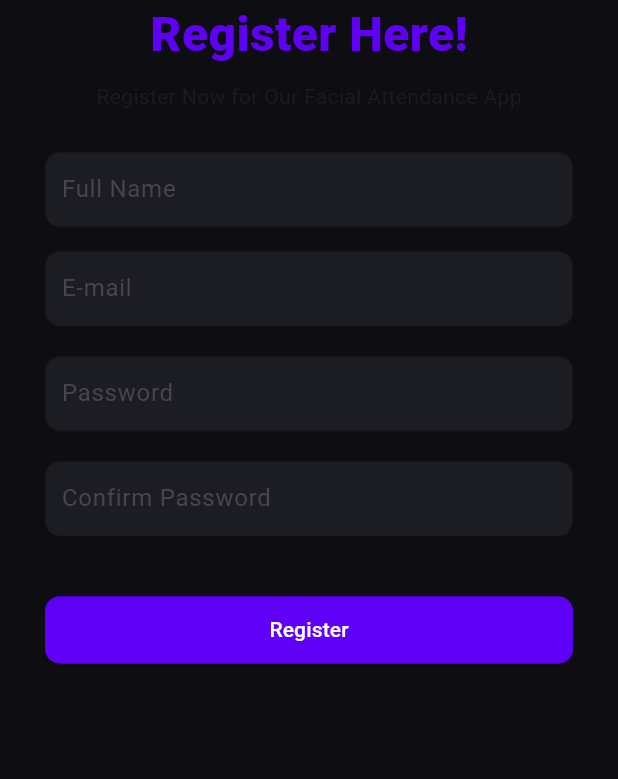
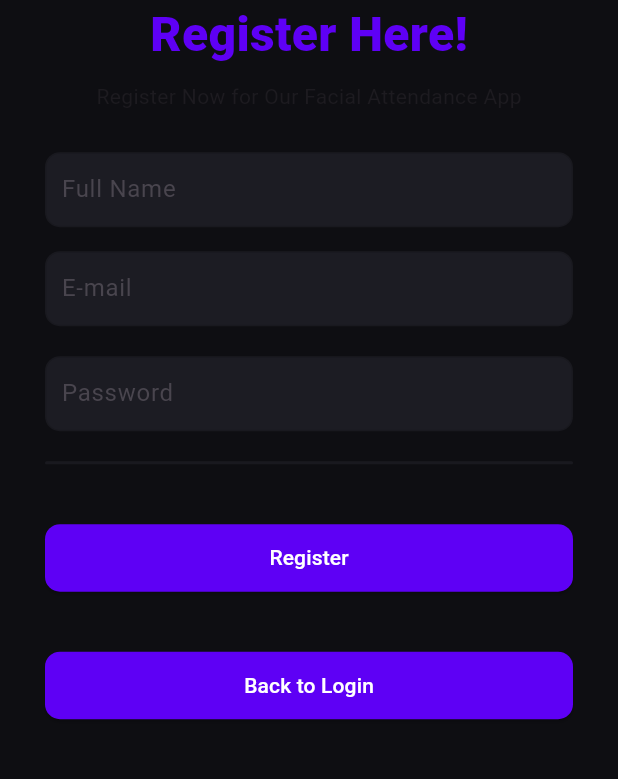
Before and after one commit to OptiParse/OptiparseApp, a Flutter app: the RegistrationPage screen opened by its route, on a phone screen of 412 x 824 dp, the part 412-1191 px from its top. Run offline on Flutter 3.47's test engine with Material 3 defaults, Android fonts, the phone set to English and light mode, and no system bars; our stand-ins replace dotted_border, file_picker, flutter_secure_storage, flutter_spinkit, get, image_picker and 2 more; missing offline and left inert: mrx_charts; accounts and stored records are empty; network calls fail; Roboto replaces fonts that are missing (OpenSans-VariableFont_wdth,wght).

Commit message:
modified:   lib/main.dart 	modified:   lib/pages/firstview.dart 	modified:   lib/pages/loginview.dart 	modified:   lib/pages/registerview.dart 	new file:   lib/secured_storage/mystorage.dart 	new file:   lib/secured_storage/storage_model.dart 	modified:   linux/flutter/generated_plugin_registrant.cc 	modified:   linux/flutter/generated_plugins.cmake 	modified:   macos/Flutter/GeneratedPluginRegistrant.swift 	modified:   pubspec.lock 	modified:   pubspec.yaml 	modified:   windows/flutter/generated_plugin_registrant.cc 	modified:   windows/flutter/generated_plugins.cmake

```diff
--- a/lib/pages/firstview.dart
+++ b/lib/pages/firstview.dart
@@ -63,7 +63,9 @@ class _FirstViewState extends State<FirstView> {
                   ),
                   SecondaryButton(
                     title: "I have an account",
-                    onPressed: () {},
+                    onPressed: () {
+                      Navigator.pushNamed(context,'register') ;
+                    },
                   ),
                 ],
               ),
--- a/lib/pages/registerview.dart
+++ b/lib/pages/registerview.dart
@@ -1,6 +1,9 @@
 import 'package:flutter/material.dart';
 import 'package:optiparse/common/color_extension.dart';
-// import 'package:attendance_app/screens/capturepic.dart';
+import './loginview.dart';
+import 'package:http/http.dart' as http;
+import 'dart:convert';
+import 'package:flutter_spinkit/flutter_spinkit.dart';
 
 // registration page starts
 
@@ -15,24 +18,76 @@ class RegistrationPageState extends State<RegistrationPage> {
   final GlobalKey<FormState> _formKey = GlobalKey<FormState>();
   var size, height, width;
   final TextEditingController _nameController = TextEditingController();
-  final TextEditingController _ageController = TextEditingController();
-  final TextEditingController _positionController = TextEditingController();
-  final TextEditingController _bloodGroupController = TextEditingController();
-  final TextEditingController _employeeIdController = TextEditingController();
+  final TextEditingController _emailController = TextEditingController();
+  final TextEditingController _passwordController = TextEditingController();
+  String _message = '';
+  bool _isLoading = false;
 
-  void _nextPage() async {
-    await Navigator.pushNamed(context, '/picture');
-    Navigator.pushNamed(context, '/login');
-    // if (_formKey.currentState?.validate() ?? false) {
-    //   Navigator.of(context).push(
-    //     MaterialPageRoute(
-    //         builder: (context) => CapturePicPage(cameras: widget.cameras)),
-    //   );
+  void showLoginSuccessAlert(String message) {
+    showDialog(
+      context: context,
+      builder: (BuildContext context) {
+        return AlertDialog(
+          title: const Text('Alert'),
+          content: Text(message),
+          actions: [
+            TextButton(
+              child: const Text('OK'),
+              onPressed: () {
+                if (_message == 'User registered successfully!') {
+                  Navigator.pushReplacement(
+                      context,
+                      MaterialPageRoute(
+                        builder: (context) =>
+                            LoginPage(), // Your login page widget
+                      ));
+                } else {
+                  Navigator.of(context).pop();
+                }
+              },
+            ),
+          ],
+        );
+      },
+    );
   }
 
-  void _submit() {
-    // submission logic here
-    // upload the data and the captured picture
+  Future<void> _register() async {
+    setState(() {
+      _isLoading = true;
+    });
+
+    final String name = _nameController.text;
+    final String password = _passwordController.text;
+    final String email = _emailController.text;
+
+    final response = await http.post(
+      Uri.parse('http://172.23.21.80:3000/api/auth/signup'),
+      headers: <String, String>{
+        'Content-Type': 'application/json; charset=UTF-8',
+      },
+      body: jsonEncode(<String, String>{
+        'name': name,
+        'email': email,
+        'password': password,
+      }),
+    );
+
+    setState(() {
+      _isLoading = false;
+    });
+
+    if (response.statusCode == 200) {
+      setState(() {
+        _message = 'User registered successfully!';
+      });
+    } else {
+      setState(() {
+        _message = 'Registration failed: ${json.decode(response.body)['error']}';
+      });
+    }
+
+    showLoginSuccessAlert(_message);
   }
 
   @override
@@ -40,13 +95,14 @@ class RegistrationPageState extends State<RegistrationPage> {
     size = MediaQuery.of(context).size;
     height = size.height;
     width = size.width;
+
     return Scaffold(
       backgroundColor: TColor.gray,
       body: SafeArea(
-        child: Padding(
-          padding: const EdgeInsets.symmetric(
-            horizontal: 30,
-          ),
+        child: Stack(
+          children: [
+            Padding(
+              padding: const EdgeInsets.symmetric(horizontal: 30),
               child: SingleChildScrollView(
                 child: Column(
                   mainAxisAlignment: MainAxisAlignment.center,
@@ -63,89 +119,70 @@ class RegistrationPageState extends State<RegistrationPage> {
                         fontFamily: "OpenSans-VariableFont_wdth,wght",
                         color: TColor.primary,
                         fontSize: 32,
-                      fontWeight: FontWeight.w800),
+                        fontWeight: FontWeight.w800,
                       ),
-                const SizedBox(
-                  height: 8,
                     ),
+                    const SizedBox(height: 8),
                     const Text("Register Now for Our Facial Attendance App"),
-                SizedBox(
-                  height: height / 30,
-                ),
+                    SizedBox(height: height / 30),
                     Container(
                       decoration: BoxDecoration(
-                      border: Border.all(
-                        color: Colors.black12,
+                        border: Border.all(color: Colors.black12),
+                        color: TColor.gray80,
+                        borderRadius: const BorderRadius.all(Radius.circular(10)),
                       ),
-                      color: TColor.gray80,
-                      borderRadius:
-                          const BorderRadius.all(Radius.circular(10))),
                       child: TextField(
+                        controller: _nameController,
                         decoration: InputDecoration(
                           border: InputBorder.none,
-                        // hintStyle: TextStyle(color: TColor.primary0),
                           hintText: 'Full Name',
-                        contentPadding: EdgeInsets.all(10)),
+                          contentPadding: EdgeInsets.all(10),
                         ),
                       ),
-                const SizedBox(
-                  height: 16,
                     ),
+                    const SizedBox(height: 16),
                     Container(
                       decoration: BoxDecoration(
-                      border: Border.all(
-                        color: Colors.black12,
+                        border: Border.all(color: Colors.black12),
+                        color: TColor.gray80,
+                        borderRadius: const BorderRadius.all(Radius.circular(10)),
                       ),
-                      color: TColor.gray80,
-                      borderRadius:
-                          const BorderRadius.all(Radius.circular(10))),
-                  child: const TextField(
+                      child: TextField(
+                        controller: _emailController,
                         decoration: InputDecoration(
                           border: InputBorder.none,
                           hintText: 'E-mail',
-                        contentPadding: EdgeInsets.all(10)),
+                          contentPadding: EdgeInsets.all(10),
                         ),
                       ),
-                const SizedBox(
-                  height: 20,
                     ),
+                    const SizedBox(height: 20),
                     Container(
                       decoration: BoxDecoration(
-                      border: Border.all(
-                        color: Colors.black12,
+                        border: Border.all(color: Colors.black12),
+                        color: TColor.gray80,
+                        borderRadius: const BorderRadius.all(Radius.circular(10)),
                       ),
-                      color: TColor.gray80,
-                      borderRadius:
-                          const BorderRadius.all(Radius.circular(10))),
-                  child: const TextField(
+                      child: TextField(
+                        controller: _passwordController,
                         decoration: InputDecoration(
                           border: InputBorder.none,
                           hintText: 'Password',
-                        contentPadding: EdgeInsets.all(10)),
+                          contentPadding: EdgeInsets.all(10),
+                        ),
+                        obscureText: true,
                       ),
                     ),
-                const SizedBox(
-                  height: 20,
-                ),
+                    const SizedBox(height: 20),
                     Container(
                       decoration: BoxDecoration(
-                      border: Border.all(
-                        color: Colors.black12,
-                      ),
+                        border: Border.all(color: Colors.black12),
                         color: TColor.gray80,
-                      borderRadius:
-                          const BorderRadius.all(Radius.circular(10))),
-                  child: const TextField(
-                    decoration: InputDecoration(
-                        border: InputBorder.none,
-                        hintText: 'Confirm Password',
-                        contentPadding: EdgeInsets.all(10)),
-                  ),
-                ),
-                const SizedBox(
-                  height: 40,
+                        borderRadius: const BorderRadius.all(Radius.circular(10)),
                       ),
 
+                    ),
+                    const SizedBox(height: 40),
                     SizedBox(
                       width: double.infinity,
                       height: 45,
@@ -154,96 +191,48 @@ class RegistrationPageState extends State<RegistrationPage> {
                           backgroundColor: TColor.primary,
                           foregroundColor: Colors.white,
                           shape: RoundedRectangleBorder(
-                            borderRadius: BorderRadius.circular(10))),
-                    onPressed: _nextPage,
+                            borderRadius: BorderRadius.circular(10),
+                          ),
+                        ),
+                        onPressed: _register,
                         child: const Text('Register'),
                       ),
                     ),
-                // Form(
-                //   key: _formKey,
-                //   child: Column(
-                //       children: [
-                //       TextFormField(
-                //         controller: _employeeIdController,
-                //         decoration: const InputDecoration(labelText: 'Employee ID'),
-                //         validator: (value) {
-                //           if (value == null || value.isEmpty) {
-                //             return 'Please enter your Employee ID';
-                //           }
-                //           return null;
-                //         },
-                //       ),
-                //       SizedBox(
-                //         height: 10,
-                //       ),
-                //       Row(
-                //         children: [
-                //           TextFormField(
-                //             controller: _nameController,
-                //             decoration: const InputDecoration(
-                //               labelText: 'First Name',
-                //                border: OutlineInputBorder(
-                //                 borderRadius: BorderRadius.all(Radius.circular(10))
-                //                )
-                //               ),
-                //             validator: (value) {
-                //               if (value == null || value.isEmpty) {
-                //                 return 'Please enter your Name';
-                //               }
-                //               return null;
-                //             },
-                //           ),
-                //           TextFormField(
-                //             // controller: _nameController,
-                //             decoration: const InputDecoration(
-                //               labelText: 'First Name',
-                //                border: OutlineInputBorder(
-                //                 borderRadius: BorderRadius.all(Radius.circular(10))
-                //                )
-                //               ),
-                //             validator: (value) {
-                //               if (value == null || value.isEmpty) {
-                //                 return 'Please enter your Name';
-                //               }
-                //               return null;
-                //             },
-                //           ),
-                //         ],
-                //       ),
-                //       SizedBox(
-                //         height: 10,
-                //       ),
-                //       TextFormField(
-                //         controller: _ageController,
-                //         decoration: const InputDecoration(labelText: 'Age'),
-                //         validator: (value) {
-                //           if (value == null || value.isEmpty) {
-                //             return 'Please enter your Age';
-                //           }
-                //           return null;
-                //         },
-                //       ),
-                //       TextFormField(
-                //         controller: _positionController,
-                //         decoration: const InputDecoration(labelText: 'Position'),
-                //       ),
-                //       TextFormField(
-                //         controller: _bloodGroupController,
-                //         decoration: const InputDecoration(labelText: 'Blood Group'),
-                //       ),
-                //       const SizedBox(height: 24),
-                //       ElevatedButton(
-                //         onPressed: _nextPage,
-                //         child: const Text('Next'),
-                //       ),
-                //     ],
-
-                //     )
-
-                //   ),
+                    const SizedBox(height: 40),
+                    SizedBox(
+                      width: double.infinity,
+                      height: 45,
+                      child: ElevatedButton(
+                        style: ElevatedButton.styleFrom(
+                          backgroundColor: TColor.primary,
+                          foregroundColor: Colors.white,
+                          shape: RoundedRectangleBorder(
+                            borderRadius: BorderRadius.circular(10),
+                          ),
+                        ),
+                        onPressed: (){
+                          Navigator.pushNamed(context, 'login') ;
+                        },
+                        child: const Text('Back to Login'),
+                      ),
+                    ),
                   ],
                 ),
               ),
+            ),
+            if (_isLoading)
+              Positioned.fill(
+                child: Container(
+                  color: Colors.black54, // Semi-transparent overlay
+                  child: Center(
+                    child: SpinKitCircle(
+                      color: Colors.white,
+                      size: 50.0,
+                    ),
+                  ),
+                ),
+              ),
+          ],
         ),
       ),
     );
--- /dev/null
+++ b/lib/secured_storage/mystorage.dart
@@ -0,0 +1,4 @@
+import './storage_model.dart' ;
+
+
+final SecureStorage _secureStorage = SecureStorage();
--- /dev/null
+++ b/lib/secured_storage/storage_model.dart
@@ -0,0 +1,31 @@
+// storage.dart
+import 'package:flutter_secure_storage/flutter_secure_storage.dart';
+
+class SecureStorage {
+  // Create storage
+  final storage = const FlutterSecureStorage();
+
+  final String _jwtToken = 'username';
+
+  // Singleton pattern
+  static final SecureStorage _instance = SecureStorage._internal();
+
+  factory SecureStorage() {
+    return _instance;
+  }
+
+  SecureStorage._internal();
+
+  Future setToken(String token) async {
+    await storage.write(key: _jwtToken, value: token);
+  }
+
+  Future<String?> getToken() async {
+    return await storage.read(key: _jwtToken);
+  }
+
+  Future deleteAllStorage() async{
+    await storage.deleteAll() ;
+  }
+
+}
--- a/pubspec.yaml
+++ b/pubspec.yaml
@@ -43,6 +43,11 @@ dependencies:
   get: ^4.6.6
   file_picker: ^5.0.0
   image_picker: ^1.0.0
+  flutter_spinkit: ^5.2.1
+  jwt_decoder: ^2.0.1
+  http: ^1.2.2
+  flutter_secure_storage: ^9.2.2
+  logger: ^2.4.0
 
 dev_dependencies:
   flutter_test:
```
Also changed, not shown: lib/main.dart (+42 -4 lines), lib/pages/loginview.dart (+171 -69 lines), pubspec.lock, 5 other files. Lines whose indentation alone changed are shown as unchanged.
